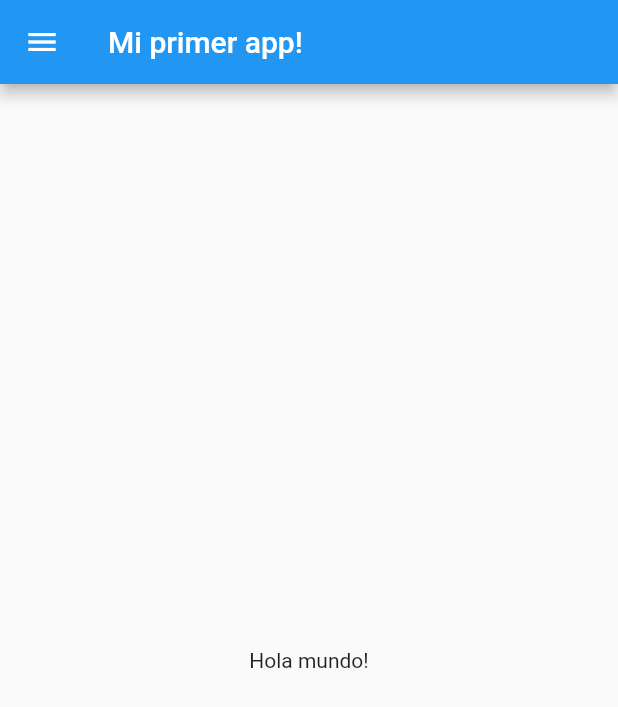
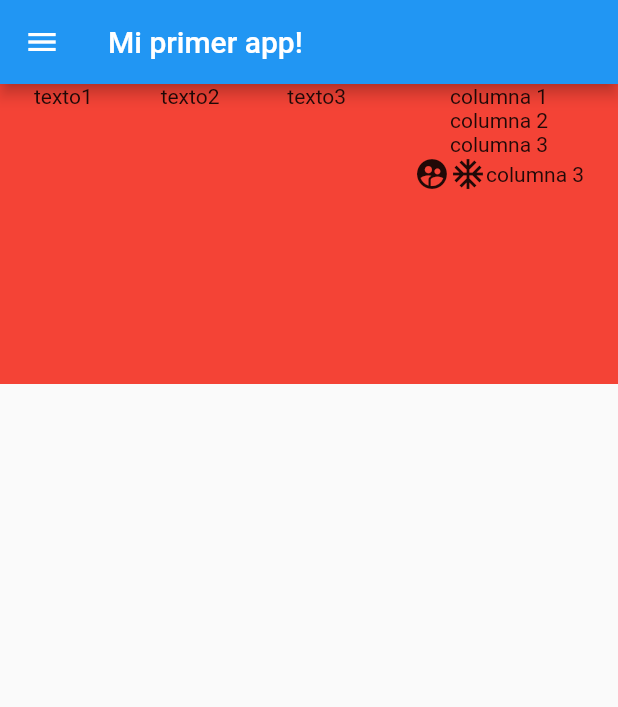
Before and after one commit to paco30amigos/curso-flutter, a Flutter app: the screen it shows after launch, on a phone screen of 412 x 824 dp. Shown: the top 707 px of the screen. Run offline on Flutter 3.47's test engine with Material 2 defaults, Android fonts, the phone set to English and light mode, and no system bars.

Commit message:
parte2-maquetacion

```diff
--- /dev/null
+++ b/lib/features/home/ui/pages/home_page.dart
@@ -0,0 +1,25 @@
+import 'package:flutter/material.dart';
+import 'package:holaMundo/features/home/ui/widgets/mi_primer_widget.dart';
+
+class HomePage extends StatelessWidget {
+  const HomePage({
+    Key key,
+  }) : super(key: key);
+
+  @override
+  Widget build(BuildContext context) {
+    return Scaffold(
+      appBar: AppBar(
+        title: Text('Mi primer app!'),
+      ),
+      drawer: Drawer(
+          child: Text(
+        "MENU",
+        style: TextStyle(fontSize: 50),
+      )),
+      body: Container(
+        child: MiPrimerWidget(),
+      ),
+    );
+  }
+}
--- /dev/null
+++ b/lib/features/home/ui/widgets/mi_primer_widget.dart
@@ -0,0 +1,36 @@
+import 'package:flutter/material.dart';
+
+class MiPrimerWidget extends StatelessWidget {
+  const MiPrimerWidget({Key key}) : super(key: key);
+
+  @override
+  Widget build(BuildContext context) {
+    return Container(
+      color: Colors.red,
+      height: 200,
+      child: Row(
+        mainAxisAlignment: MainAxisAlignment.spaceAround,
+        crossAxisAlignment: CrossAxisAlignment.start,
+        children: [
+          Text("texto1"),
+          Text("texto2"),
+          Text("texto3"),
+          Column(
+            children: [
+              Text("columna 1"),
+              Text("columna 2"),
+              Text("columna 3"),
+              Row(
+                children: [
+                  Icon(Icons.supervised_user_circle),
+                  Icon(Icons.ac_unit),
+                  Text("columna 3"),
+                ],
+              )
+            ],
+          )
+        ],
+      ),
+    );
+  }
+}
--- a/lib/main.dart
+++ b/lib/main.dart
@@ -1,4 +1,5 @@
 import 'package:flutter/material.dart';
+import 'package:holaMundo/features/home/ui/pages/home_page.dart';
 
 void main() => runApp(MyApp());
 
@@ -7,21 +8,7 @@ class MyApp extends StatelessWidget {
   Widget build(BuildContext context) {
     return MaterialApp(
       title: 'Material App',
-      home: Scaffold(
-        appBar: AppBar(
-          title: Text('Mi primer app!'),
-        ),
-        drawer: Drawer(
-            child: Text(
-          "MENU",
-          style: TextStyle(fontSize: 50),
-        )),
-        body: Center(
-          child: Container(
-            child: Text('Hola mundo!'),
-          ),
-        ),
-      ),
+      home: HomePage(),
     );
   }
 }
```
